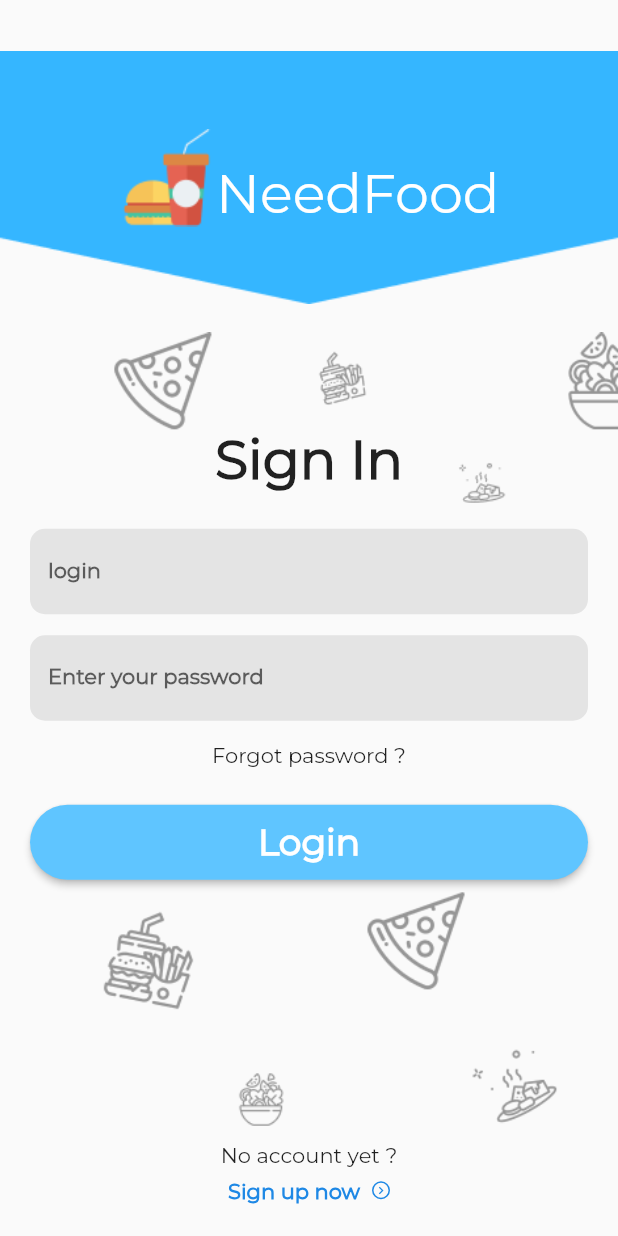
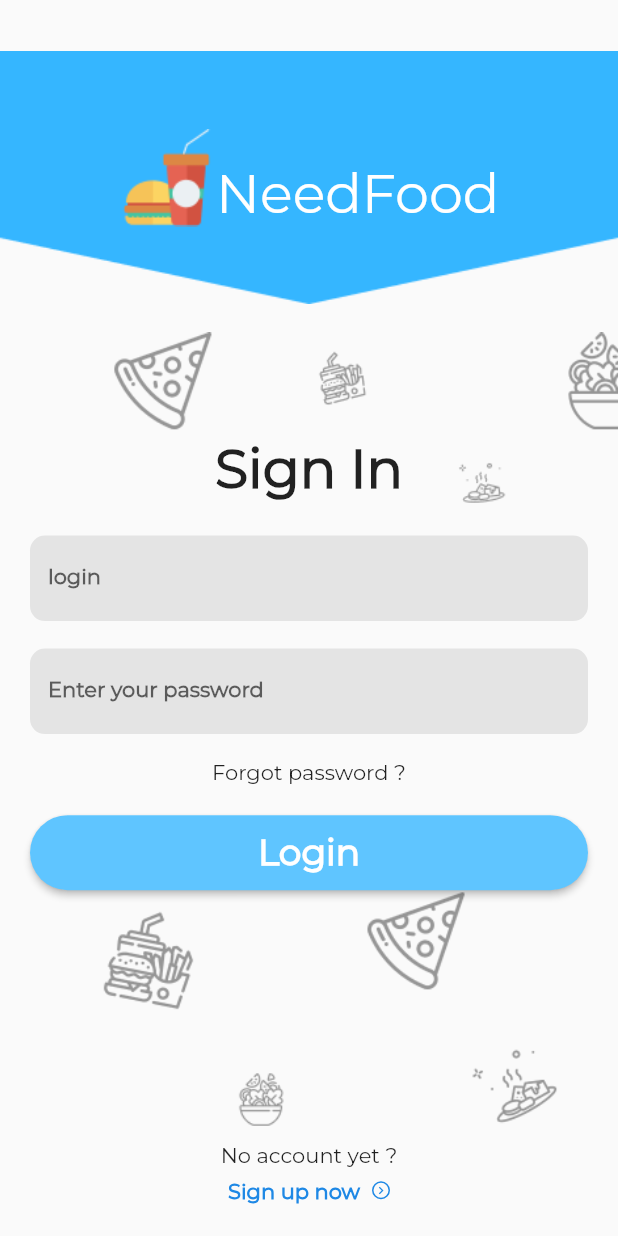
Before and after one commit to aersune/needfood, a Flutter app: the screen it shows after launch, on a phone screen of 412 x 824 dp. Run offline on Flutter 3.47's test engine with Material 2 defaults, Android fonts, the phone set to English and light mode, and no system bars; our stand-ins replace introduction_screen.

Commit message:
login page responsive

```diff
--- a/lib/form_sample.dart
+++ b/lib/form_sample.dart
@@ -16,6 +16,8 @@ class _FormSampleState extends State<FormSample> {
 
   @override
   Widget build(BuildContext context) {
+    MediaQueryData mediaQueryData = MediaQuery.of(context);
+    var size = mediaQueryData.size;
     return Form(
       key: formKey,
       child: Column(
@@ -51,9 +53,9 @@ class _FormSampleState extends State<FormSample> {
 
             ),
           ),
-          const SizedBox(height: 14,),
+          SizedBox(height: size.height/45,),
           SizedBox(
-            width: MediaQuery.of(context).size.width-40,
+            width: size.width-40,
             child: TextFormField(
               controller: _controller,
               validator: (value){
@@ -86,11 +88,11 @@ class _FormSampleState extends State<FormSample> {
 
             )),
 
-          const SizedBox(height: 14,),
+          SizedBox(height: size.height/50,),
           const Text('Forgot password ?'),
-          const SizedBox(height: 25,),
+          SizedBox(height: size.height/40,),
           SizedBox(
-            width: MediaQuery.of(context).size.width-40,
+            width: size.width-40,
             height: 50,
             child: ElevatedButton(
               style: ButtonStyle(
--- a/lib/login_page.dart
+++ b/lib/login_page.dart
@@ -5,7 +5,7 @@ import 'package:projects/home_page.dart';
 
 
 class LoginPage extends StatefulWidget {
-   LoginPage({key}) : super(key: key);
+   const LoginPage({key}) : super(key: key);
 
   @override
   State<LoginPage> createState() => _LoginPageState();
@@ -15,7 +15,7 @@ class _LoginPageState extends State<LoginPage> {
   final focusNode = FocusNode();
   final focusNode2 = FocusNode();
 
-  var _controller = TextEditingController();
+  final _controller = TextEditingController();
   bool _isFocused = false;
   bool _isFocused2 = false;
 
@@ -31,7 +31,6 @@ class _LoginPageState extends State<LoginPage> {
         });
     });
     focusNode2.addListener(() {
-      print(focusNode2.hasFocus);
       setState(() {
         _isFocused = false;
         _isFocused2 = focusNode2.hasFocus;
@@ -43,14 +42,17 @@ class _LoginPageState extends State<LoginPage> {
 
   @override
   Widget build(BuildContext context) {
+    MediaQueryData mediaQueryData = MediaQuery.of(context);
+    var size = mediaQueryData.size;
+
     return Scaffold(
       resizeToAvoidBottomInset: false,
       body: Column(
         children: [
           const SizedBox(height: 15.5,),
           Container(
-            width: MediaQuery.of(context).size.width,
-            height: MediaQuery.of(context).size.height/4,
+            width: size.width,
+            height: size.height/4,
             decoration: const BoxDecoration(
               image: DecorationImage(
                 image: AssetImage("assets/rectenge.png")
@@ -70,7 +72,7 @@ class _LoginPageState extends State<LoginPage> {
           ),
           Expanded(
             child: Container(
-              width: MediaQuery.of(context).size.width,
+              width: size.width,
               decoration: const BoxDecoration(
                 image: DecorationImage(
                   image: AssetImage('assets/bg.png'),alignment: Alignment.centerRight,
@@ -78,9 +80,9 @@ class _LoginPageState extends State<LoginPage> {
               ),
               child: Column(
                 children: [
-                  const SizedBox(height: 63,),
+                  SizedBox(height: size.height/12,),
                   Text('Sign In',style: const TextStyle( fontWeight: FontWeight.w600, fontSize: 36),),
-                  SizedBox(height: 24,),
+                  SizedBox(height: size.height/36,),
 
                   FormSample(),
                   // SizedBox(
```
